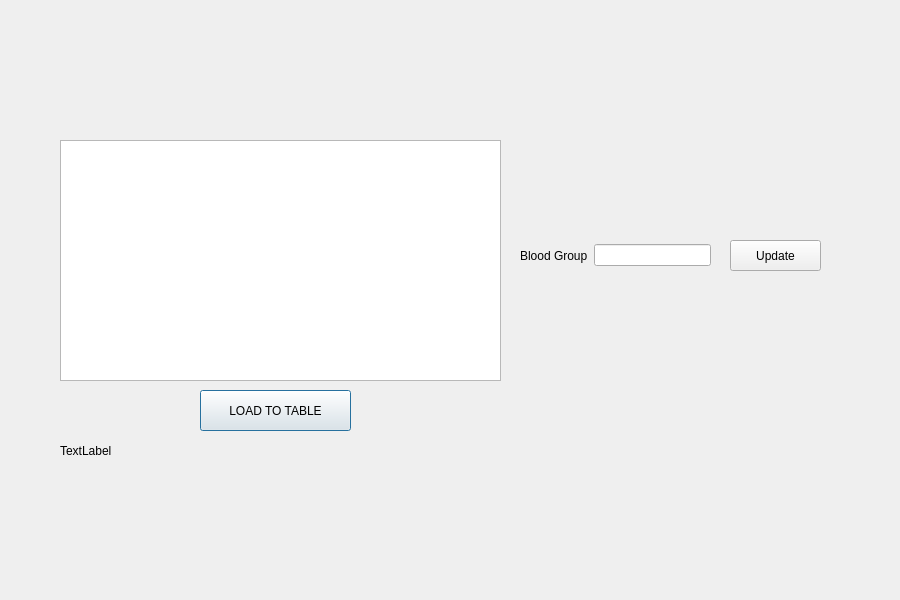
The window that assistantinfo.ui (keremerguner/Qt5-LabManagementSystem) describes before a commit, drawn with Qt 5.
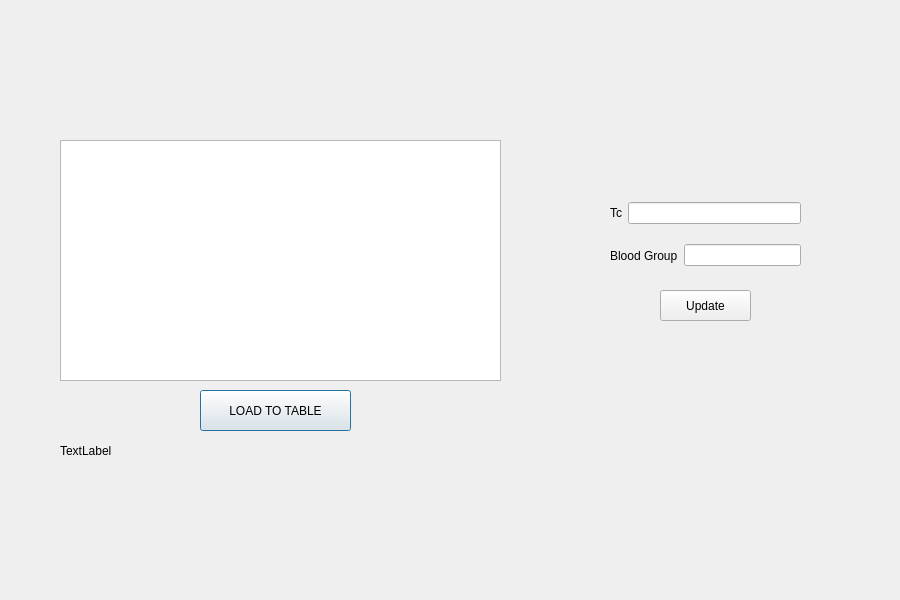
The same window after the commit.

The edit to the form file:
```diff
--- a/assistantinfo.ui
+++ b/assistantinfo.ui
@@ -39,8 +39,8 @@
   <widget class="QPushButton" name="pushButton_assistan_blood_group_update">
    <property name="geometry">
     <rect>
-     <x>730</x>
-     <y>240</y>
+     <x>660</x>
+     <y>290</y>
      <width>91</width>
      <height>31</height>
     </rect>
@@ -52,7 +52,7 @@
   <widget class="QWidget" name="layoutWidget">
    <property name="geometry">
     <rect>
-     <x>520</x>
+     <x>610</x>
      <y>240</y>
      <width>191</width>
      <height>31</height>
@@ -84,6 +84,28 @@
     <string>TextLabel</string>
    </property>
   </widget>
+  <widget class="QWidget" name="">
+   <property name="geometry">
+    <rect>
+     <x>610</x>
+     <y>200</y>
+     <width>191</width>
+     <height>26</height>
+    </rect>
+   </property>
+   <layout class="QHBoxLayout" name="horizontalLayout_2">
+    <item>
+     <widget class="QLabel" name="label_2">
+      <property name="text">
+       <string>Tc</string>
+      </property>
+     </widget>
+    </item>
+    <item>
+     <widget class="QLineEdit" name="txt_assistant_tc"/>
+    </item>
+   </layout>
+  </widget>
  </widget>
  <resources/>
  <connections/>
```
